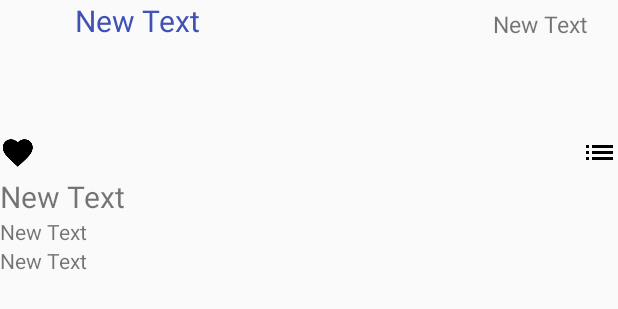
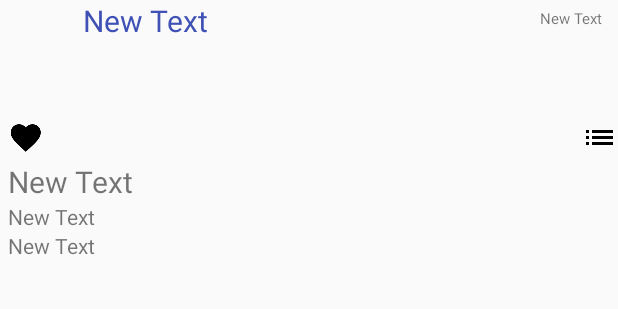
Before and after one commit to vimalathithanr/InstagramViewer, an Android app: the layout item_photo.xml on its own in the app's theme, with its tools: preview values and no code run, on a phone screen of 412 x 824 dp. Shown: the top 309 px of the screen. Run offline under Robolectric (Android 15) with nearby library versions, the phone set to English and light mode, and no system bars; plain views replace RoundedImageView.

```diff
--- a/app/build.gradle
+++ b/app/build.gradle
@@ -28,4 +28,5 @@ dependencies {
     compile 'com.squareup.picasso:picasso:2.5.2'
     compile 'org.ocpsoft.prettytime:prettytime:1.0.8.Final'
     compile 'com.makeramen:roundedimageview:2.2.1'
+    compile 'com.jakewharton:butterknife:7.0.1'
 }
--- a/app/src/main/java/com/vimal/instagramviewer/InstagramPhoto.java
+++ b/app/src/main/java/com/vimal/instagramviewer/InstagramPhoto.java
@@ -1,6 +1,4 @@
 package com.vimal.instagramviewer;
-
-import java.util.ArrayList;
 
 /**
  * Created by FearMeNot on 2/2/2016.
--- a/app/src/main/java/com/vimal/instagramviewer/PhotosActivity.java
+++ b/app/src/main/java/com/vimal/instagramviewer/PhotosActivity.java
@@ -1,13 +1,10 @@
 package com.vimal.instagramviewer;
 
 import android.os.Bundle;
-import android.support.design.widget.FloatingActionButton;
-import android.support.design.widget.Snackbar;
 import android.support.v4.widget.SwipeRefreshLayout;
 import android.support.v7.app.AppCompatActivity;
 import android.support.v7.widget.Toolbar;
 import android.util.Log;
-import android.view.View;
 import android.view.Menu;
 import android.view.MenuItem;
 import android.widget.ListView;
--- a/app/src/main/res/layout/item_photo.xml
+++ b/app/src/main/res/layout/item_photo.xml
@@ -14,6 +14,7 @@
         app:riv_border_color="#FFFFFF"
         app:riv_mutate_background="true"
         app:riv_oval="true"
+        android:layout_marginLeft="5dp"
         android:layout_alignParentTop="true"
         android:layout_alignParentLeft="true"
         android:layout_alignParentStart="true"/>
@@ -34,9 +35,9 @@
         android:layout_width="wrap_content"
         android:layout_height="wrap_content"
         android:text="New Text"
-        android:textSize="15sp"
+        android:textSize="10sp"
         android:id="@+id/tvTime"
-        android:layout_marginRight="20dp"
+        android:layout_marginRight="10dp"
         android:layout_marginTop="5dp"
         android:layout_alignParentTop="true"
         android:layout_alignParentRight="true" />
@@ -47,7 +48,7 @@
         android:id="@+id/ivPhoto"
         android:adjustViewBounds="true"
         android:scaleType="fitXY"
-        android:minHeight="50dp"
+        android:minHeight="40dp"
         android:layout_below="@+id/ivProfilePhoto" />
 
     <ImageView
@@ -57,6 +58,7 @@
         android:adjustViewBounds="true"
         android:scaleType="fitXY"
         android:src="@drawable/ic_favorite_black_24dp"
+        android:layout_marginLeft="5dp"
         android:layout_alignParentLeft="true"
         android:layout_alignParentStart="true"
         android:layout_below="@+id/ivPhoto" />
@@ -88,6 +90,7 @@
         android:textSize="20sp"
         android:maxLines="3"
         android:ellipsize="end"
+        android:layout_marginLeft="5dp"
         android:layout_below="@+id/tvLikes"
         android:layout_alignParentLeft="true"
         android:layout_alignParentStart="true" />
@@ -106,6 +109,7 @@
         android:layout_height="wrap_content"
         android:text="New Text"
         android:id="@+id/tvComment1"
+        android:layout_marginLeft="5dp"
         android:layout_alignTop="@+id/textView"
         android:layout_alignParentLeft="true"
         android:layout_alignParentStart="true" />
@@ -115,6 +119,7 @@
         android:layout_height="wrap_content"
         android:text="New Text"
         android:id="@+id/tvComment2"
+        android:layout_marginLeft="5dp"
         android:layout_below="@id/tvComment1"
         android:layout_alignParentLeft="true"
         android:layout_alignParentStart="true" />
```
Also changed, not shown: app/src/main/java/com/vimal/instagramviewer/InstagramPhotosAdapter.java (+14 -22 lines).
